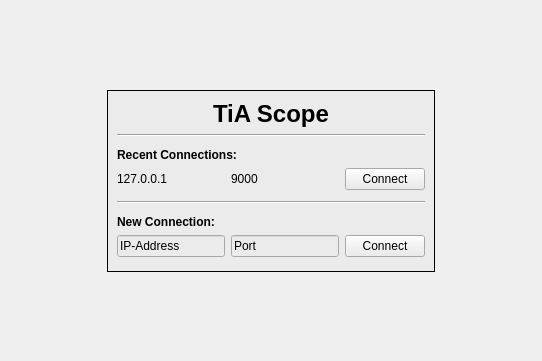
First picture: the form in src/connection_widget/welcome_widget.ui, repository tools4BCI/TiA-Scope, before the edit.
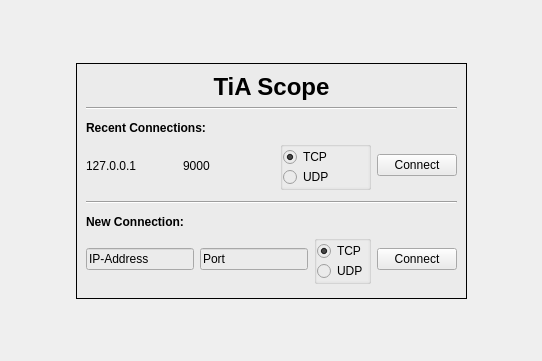
Second picture: the form after the edit. Icons and pictures are not drawn.

The edit to the form file:
```diff
--- a/src/connection_widget/welcome_widget.ui
+++ b/src/connection_widget/welcome_widget.ui
@@ -132,7 +132,7 @@
           </property>
          </widget>
         </item>
-        <item row="1" column="2">
+        <item row="1" column="3">
          <widget class="QPushButton" name="connectToServer1">
           <property name="sizePolicy">
            <sizepolicy hsizetype="Fixed" vsizetype="Fixed">
@@ -156,6 +156,53 @@
           </property>
          </widget>
         </item>
+        <item row="1" column="2">
+         <widget class="QGroupBox" name="groupBox">
+          <property name="title">
+           <string/>
+          </property>
+          <property name="flat">
+           <bool>true</bool>
+          </property>
+          <layout class="QVBoxLayout" name="verticalLayout_4">
+           <property name="spacing">
+            <number>0</number>
+           </property>
+           <property name="margin">
+            <number>0</number>
+           </property>
+           <item>
+            <widget class="QRadioButton" name="tcp_1">
+             <property name="sizePolicy">
+              <sizepolicy hsizetype="Minimum" vsizetype="Minimum">
+               <horstretch>0</horstretch>
+               <verstretch>0</verstretch>
+              </sizepolicy>
+             </property>
+             <property name="text">
+              <string>TCP</string>
+             </property>
+             <property name="checked">
+              <bool>true</bool>
+             </property>
+            </widget>
+           </item>
+           <item>
+            <widget class="QRadioButton" name="udp_1">
+             <property name="sizePolicy">
+              <sizepolicy hsizetype="Minimum" vsizetype="Minimum">
+               <horstretch>0</horstretch>
+               <verstretch>0</verstretch>
+              </sizepolicy>
+             </property>
+             <property name="text">
+              <string>UDP</string>
+             </property>
+            </widget>
+           </item>
+          </layout>
+         </widget>
+        </item>
        </layout>
       </item>
       <item>
@@ -218,7 +265,7 @@
           </property>
          </widget>
         </item>
-        <item row="0" column="2">
+        <item row="0" column="5">
          <widget class="QPushButton" name="connectToNewServer">
           <property name="sizePolicy">
            <sizepolicy hsizetype="Fixed" vsizetype="Fixed">
@@ -235,6 +282,41 @@
           </property>
          </widget>
         </item>
+        <item row="0" column="2">
+         <widget class="QGroupBox" name="groupBox_2">
+          <property name="title">
+           <string/>
+          </property>
+          <property name="flat">
+           <bool>true</bool>
+          </property>
+          <layout class="QVBoxLayout" name="verticalLayout_3">
+           <property name="spacing">
+            <number>0</number>
+           </property>
+           <property name="margin">
+            <number>0</number>
+           </property>
+           <item>
+            <widget class="QRadioButton" name="new_tcp">
+             <property name="text">
+              <string>TCP</string>
+             </property>
+             <property name="checked">
+              <bool>true</bool>
+             </property>
+            </widget>
+           </item>
+           <item>
+            <widget class="QRadioButton" name="new_udp">
+             <property name="text">
+              <string>UDP</string>
+             </property>
+            </widget>
+           </item>
+          </layout>
+         </widget>
+        </item>
        </layout>
       </item>
       <item>
```
